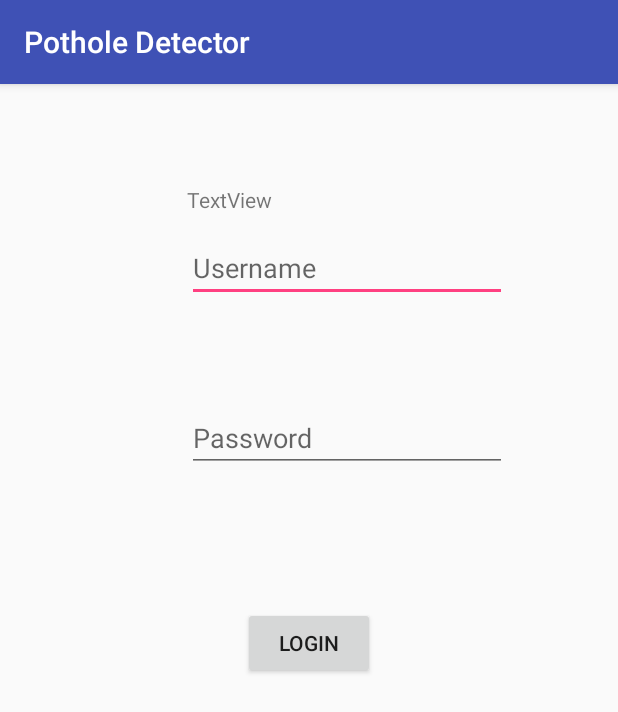
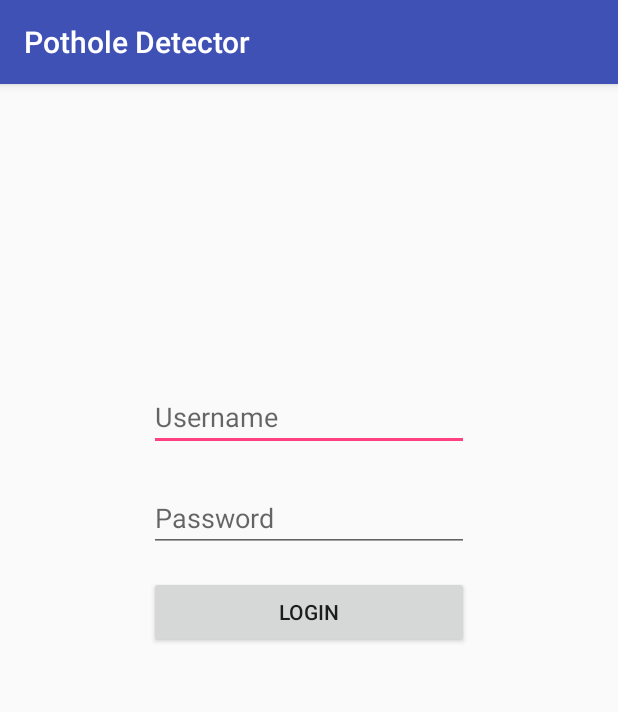
Before and after one commit to tahakapasi/Pothole-Detector, an Android app: the screen it shows after launch (MainActivity), on a phone screen of 412 x 824 dp. Shown: the top 712 px of the screen. Run offline under Robolectric (Android 15) with nearby library versions, the phone set to English and light mode, and no system bars.

Commit message:
Added ID's to the layout file objects

```diff
--- a/app/src/main/res/layout/activity_main.xml
+++ b/app/src/main/res/layout/activity_main.xml
@@ -10,45 +10,45 @@
     android:paddingTop="@dimen/activity_vertical_margin"
     tools:context="com.pothole.potholedetector.MainActivity">
 
-    <Button
-        android:text="Login"
-        android:layout_width="wrap_content"
-        android:layout_height="wrap_content"
-        android:layout_marginTop="90dp"
-        android:id="@+id/button"
-        android:layout_below="@+id/editText2"
-        android:layout_centerHorizontal="true" />
-
     <EditText
         android:layout_width="wrap_content"
         android:layout_height="wrap_content"
         android:inputType="textPersonName"
         android:ems="10"
-        android:layout_marginTop="84dp"
-        android:id="@+id/editText"
+        android:layout_marginTop="68dp"
+        android:id="@+id/username"
         android:hint="Username"
+        android:layout_below="@+id/error"
+        android:layout_centerHorizontal="true" />
+
+    <TextView
+        android:text=""
+        android:layout_width="wrap_content"
+        android:layout_height="wrap_content"
+        android:layout_marginTop="96dp"
+        android:id="@+id/error"
         android:layout_alignParentTop="true"
-        android:layout_alignParentEnd="true"
-        android:layout_marginEnd="58dp" />
+        android:layout_centerHorizontal="true" />
 
     <EditText
         android:layout_width="wrap_content"
         android:layout_height="wrap_content"
         android:inputType="textPassword"
         android:ems="10"
-        android:layout_marginTop="68dp"
-        android:id="@+id/editText2"
+        android:layout_marginTop="22dp"
+        android:id="@+id/password"
         android:hint="Password"
-        android:layout_below="@+id/editText"
-        android:layout_alignStart="@+id/editText" />
+        android:layout_below="@+id/username"
+        android:layout_alignStart="@+id/username" />
 
-    <TextView
-        android:text="TextView"
+    <Button
+        android:text="Login"
         android:layout_width="wrap_content"
         android:layout_height="wrap_content"
-        android:layout_marginTop="51dp"
-        android:id="@+id/textView2"
-        android:layout_alignParentTop="true"
-        android:layout_alignStart="@+id/editText" />
+        android:layout_marginTop="16dp"
+        android:id="@+id/loginButton"
+        android:layout_below="@+id/password"
+        android:layout_alignEnd="@+id/password"
+        android:layout_alignStart="@+id/password" />
 
 </RelativeLayout>
```
